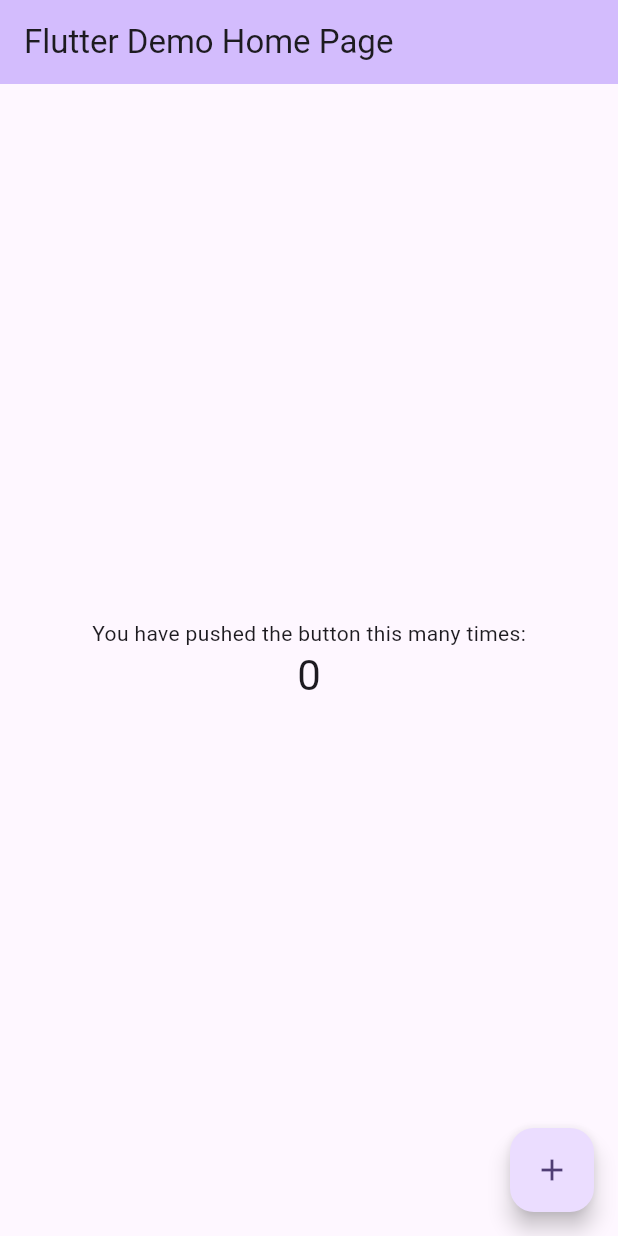
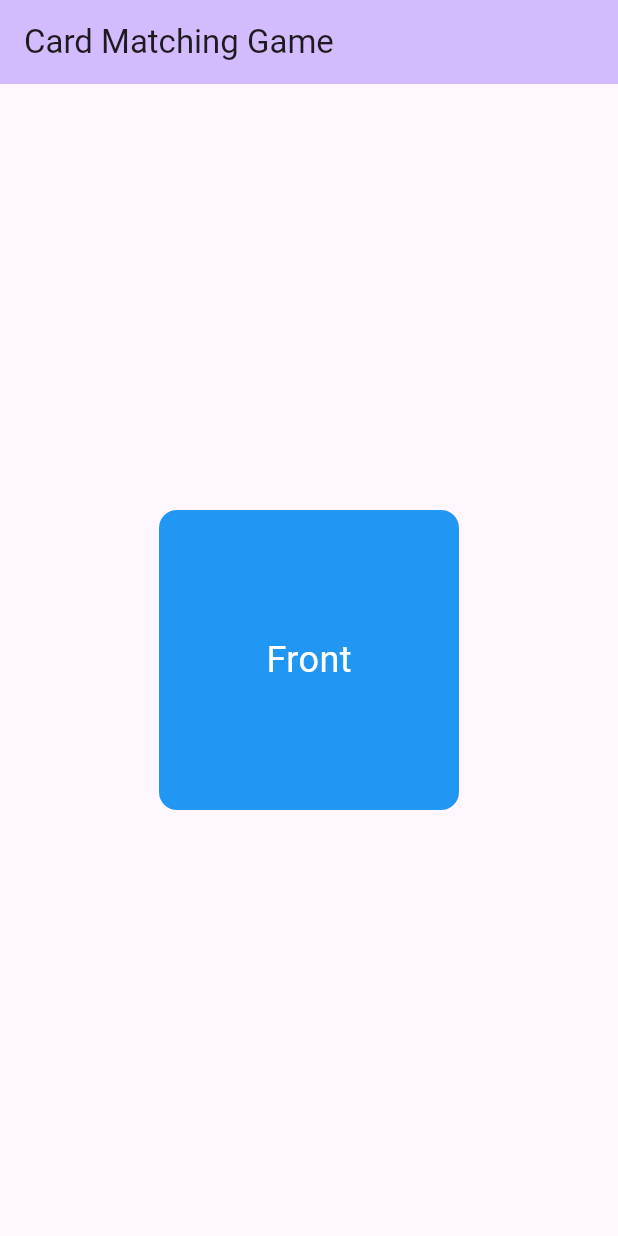
Before and after one commit to KaozhiChen/card_matching_game, a Flutter app: the screen it shows after launch, on a phone screen of 412 x 824 dp. Run offline on Flutter 3.47's test engine with Material 3 defaults, Android fonts, the phone set to English and light mode, and no system bars.

Commit message:
build a card

```diff
--- a/lib/main.dart
+++ b/lib/main.dart
@@ -7,16 +7,15 @@ void main() {
 class MyApp extends StatelessWidget {
   const MyApp({super.key});
 
-  // This widget is the root of your application.
   @override
   Widget build(BuildContext context) {
     return MaterialApp(
-      title: 'Flutter Demo',
+      title: 'Card Matching Game',
       theme: ThemeData(
         colorScheme: ColorScheme.fromSeed(seedColor: Colors.deepPurple),
         useMaterial3: true,
       ),
-      home: const MyHomePage(title: 'Flutter Demo Home Page'),
+      home: const MyHomePage(title: 'Card Matching Game'),
     );
   }
 }
@@ -31,14 +30,6 @@ class MyHomePage extends StatefulWidget {
 }
 
 class _MyHomePageState extends State<MyHomePage> {
-  int _counter = 0;
-
-  void _incrementCounter() {
-    setState(() {
-      _counter++;
-    });
-  }
-
   @override
   Widget build(BuildContext context) {
     return Scaffold(
@@ -47,23 +38,20 @@ class _MyHomePageState extends State<MyHomePage> {
         title: Text(widget.title),
       ),
       body: Center(
-        child: Column(
-          mainAxisAlignment: MainAxisAlignment.center,
-          children: <Widget>[
-            const Text(
-              'You have pushed the button this many times:',
+        child: AnimatedSwitcher(
+          duration: const Duration(milliseconds: 500),
+          child: Container(
+            width: 200,
+            height: 200,
+            decoration: BoxDecoration(
+                color: Colors.blue, borderRadius: BorderRadius.circular(12)),
+            alignment: Alignment.center,
+            child: const Text(
+              'Front',
+              style: TextStyle(color: Colors.white, fontSize: 24),
             ),
-            Text(
-              '$_counter',
-              style: Theme.of(context).textTheme.headlineMedium,
-            ),
-          ],
+          ),
         ),
-      ),
-      floatingActionButton: FloatingActionButton(
-        onPressed: _incrementCounter,
-        tooltip: 'Increment',
-        child: const Icon(Icons.add),
       ),
     );
   }
```
